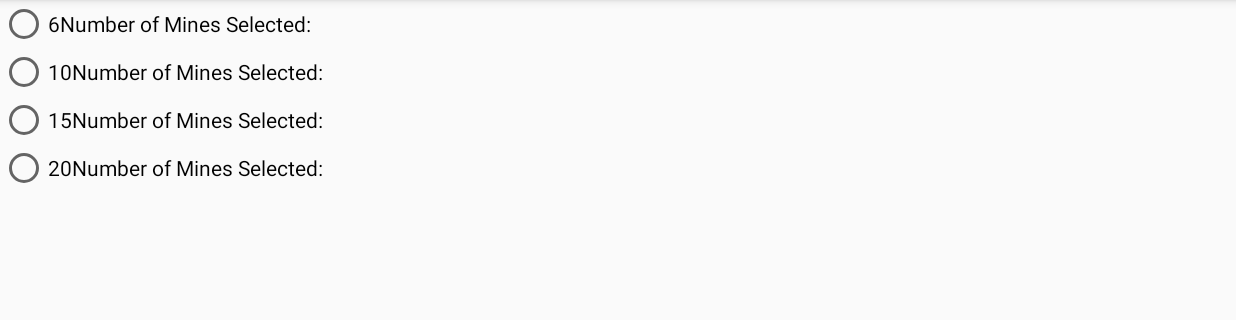
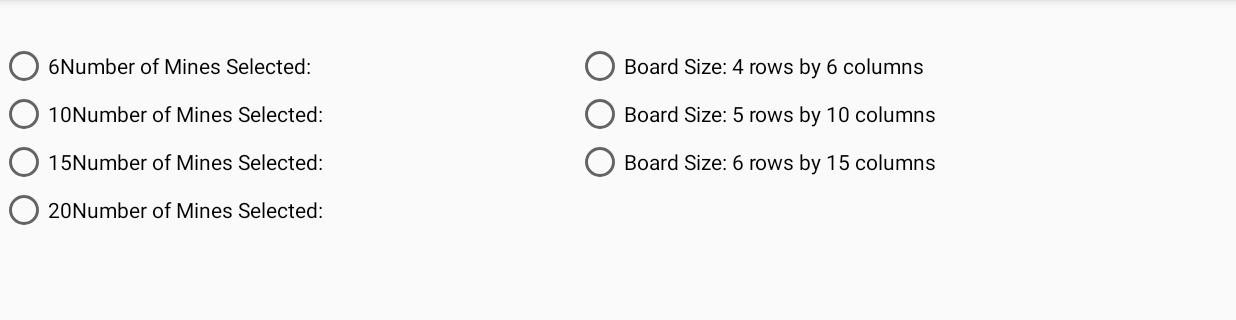
Before and after one commit to ShuoweiSun/cmpt276-Assign3, an Android app: the settings screen opened directly, with no data from a screen before it, on a phone screen of 824 x 412 dp (held sideways), the part 72-392 px from its top. Run offline under Robolectric (Android 15) with nearby library versions, the light colour scheme and no system bars.

Commit message:
7th version

```diff
--- a/app/src/main/AndroidManifest.xml
+++ b/app/src/main/AndroidManifest.xml
@@ -12,13 +12,13 @@
         <activity android:name=".settings"
             android:screenOrientation="landscape"
             ></activity>
-        <activity android:name=".Welcome_screen"
+        <activity android:name=".Main_menu"
             android:screenOrientation="landscape"/>
-        <activity android:name=".Main_menu"
+        <activity android:name=".MainActivity"
             android:screenOrientation="landscape"
         />
         <activity
-            android:name=".MainActivity"
+            android:name=".Welcome_screen"
             android:screenOrientation="landscape">
             <intent-filter>
                 <action android:name="android.intent.action.MAIN" />
--- a/app/src/main/java/com/example/gameboard/settings.java
+++ b/app/src/main/java/com/example/gameboard/settings.java
@@ -2,6 +2,9 @@ package com.example.gameboard;
 
 import androidx.appcompat.app.AppCompatActivity;
 
+import android.content.Context;
+import android.content.Intent;
+import android.content.SharedPreferences;
 import android.os.Bundle;
 import android.view.View;
 import android.widget.RadioButton;
@@ -9,14 +12,49 @@ import android.widget.RadioGroup;
 import android.widget.Toast;
 
 public class settings extends AppCompatActivity {
-
+    public static Intent makeIntent(Context context){
+        return new Intent(context,settings.class);
+    }
     @Override
     protected void onCreate(Bundle savedInstanceState) {
         super.onCreate(savedInstanceState);
         setContentView(R.layout.activity_settings);
         createRadioButtons();
+        createMineField();
+        int savedValue=getNumPanelsInstalled(this);
+        Toast.makeText(this,"save value "+ savedValue,Toast.LENGTH_SHORT)
+                .show();
+        int savedBoardSize=getNumRows(this);
+        Toast.makeText(this,"saved row "+ savedBoardSize,Toast.LENGTH_SHORT)
+                .show();
     }
+    private void createMineField(){
+        RadioGroup group=(RadioGroup)findViewById(R.id.radio_group_field);
+        int[] boardSize =getResources().getIntArray(R.array.board_sizes);
+        for(int i=0;i<(boardSize.length)/2;i++){
+            final int numRow=boardSize[i];
+            final int numCol=boardSize[i+3];
 
+            RadioButton button=new RadioButton(this);
+            button.setText("Board Size: "+numRow+" rows by "+numCol+" columns");
+
+            //TODO: Set on-click callbacks
+            button.setOnClickListener(new View.OnClickListener(){
+                @Override
+                public void onClick(View v){
+                    Toast.makeText(settings.this,numRow+" Board Size Selected",Toast.LENGTH_SHORT).show();
+                    saveNumRows(numRow);
+                    saveNumCols(numCol);
+                }
+            });
+            //Add to radio group:
+            group.addView(button);
+            // Select default button
+            if(numRow==getNumRows(this)){
+                button.setChecked(true);
+            }
+        }
+    }
     private void createRadioButtons() {
         RadioGroup group=(RadioGroup) findViewById(R.id.radio_group_mines);
 
@@ -33,10 +71,49 @@ public class settings extends AppCompatActivity {
                 @Override
                 public void onClick(View v){
                     Toast.makeText(settings.this,numMine+" Mines Selected",Toast.LENGTH_SHORT).show();
+                    saveNumPanelsInstalled(numMine);
                 }
             });
             //Add to radio group:
             group.addView(button);
+            // Select default button
+            if(numMine==getNumPanelsInstalled(this)){
+                button.setChecked(true);
+            }
         }
     }
+    private void saveNumPanelsInstalled(int numPanel){
+        SharedPreferences prefs=this.getSharedPreferences("AppPrefs",MODE_PRIVATE);
+        SharedPreferences.Editor editor=prefs.edit();
+        editor.putInt("Number of mines",numPanel);
+        editor.apply();
+    }
+    static public int getNumPanelsInstalled(Context context){
+        SharedPreferences prefs=context.getSharedPreferences("AppPrefs",MODE_PRIVATE);
+        return prefs.getInt("Number of mines",0);
+    }
+
+
+    private void saveNumRows(int row){
+        SharedPreferences prefs=this.getSharedPreferences("RowPrefs",MODE_PRIVATE);
+        SharedPreferences.Editor editor=prefs.edit();
+        editor.putInt("number of rows",row);
+        editor.apply();
+    }
+    static public int getNumRows(Context context){
+        SharedPreferences prefs=context.getSharedPreferences("RowPrefs",MODE_PRIVATE);
+        return prefs.getInt("number of rows",0);
+    }
+
+
+    private void saveNumCols(int col){
+        SharedPreferences prefs=this.getSharedPreferences("ColPrefs",MODE_PRIVATE);
+        SharedPreferences.Editor editor=prefs.edit();
+        editor.putInt("number of cols",col);
+        editor.apply();
+    }
+    static public int getNumCols(Context context){
+        SharedPreferences prefs=context.getSharedPreferences("ColPrefs",MODE_PRIVATE);
+        return prefs.getInt("number of cols",0);
+    }
 }
--- a/app/src/main/res/layout/activity_settings.xml
+++ b/app/src/main/res/layout/activity_settings.xml
@@ -8,8 +8,20 @@
 
     <RadioGroup
         android:id="@+id/radio_group_mines"
-        android:layout_width="match_parent"
-        android:layout_height="wrap_content"
-        tools:layout_editor_absoluteX="62dp"
-        tools:layout_editor_absoluteY="82dp" />
+        android:layout_width="300dp"
+        android:layout_height="222dp"
+        android:layout_marginTop="28dp"
+        app:layout_constraintStart_toStartOf="parent"
+        app:layout_constraintTop_toTopOf="parent" />
+
+    <RadioGroup
+        android:id="@+id/radio_group_field"
+        android:layout_width="300dp"
+        android:layout_height="222dp"
+        android:layout_marginStart="84dp"
+        android:layout_marginLeft="84dp"
+        android:layout_marginTop="28dp"
+        app:layout_constraintStart_toEndOf="@+id/radio_group_mines"
+        app:layout_constraintTop_toTopOf="parent" />
+
 </androidx.constraintlayout.widget.ConstraintLayout>
--- a/app/src/main/res/values/board_sizes.xml
+++ b/app/src/main/res/values/board_sizes.xml
@@ -2,8 +2,10 @@
 <resources>
     <integer-array name="board_sizes">
         <item>4</item>
+        <item>5</item>
+        <item>6</item>
+        <item>6</item>
         <item>10</item>
         <item>15</item>
-        <item>20</item>
     </integer-array>
 </resources>
```
Also changed, not shown: app/src/main/java/com/example/gameboard/MainActivity.java (+61 -68 lines), app/src/main/java/com/example/gameboard/Main_menu.java (+30 -0 lines), app/src/main/java/com/example/gameboard/gameLogic/MineBlock.java (+4 -3 lines), app/src/main/res/layout/activity_main_menu.xml (+19 -0 lines).
